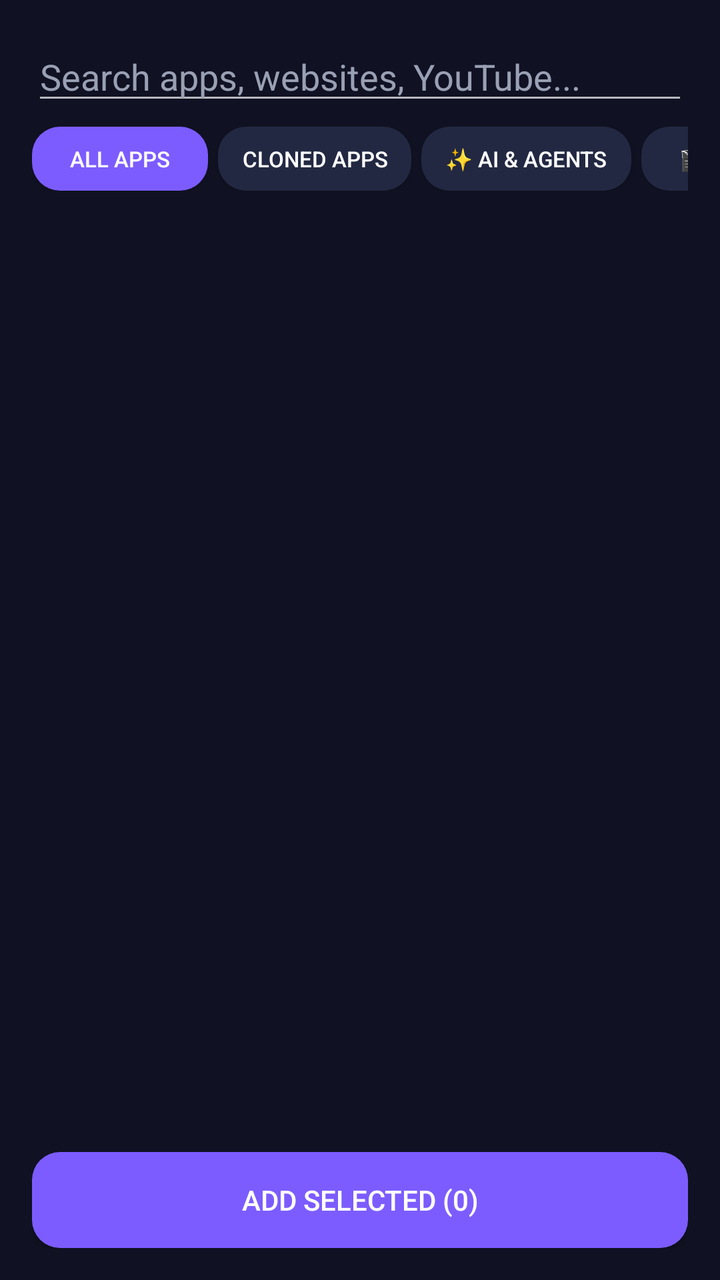
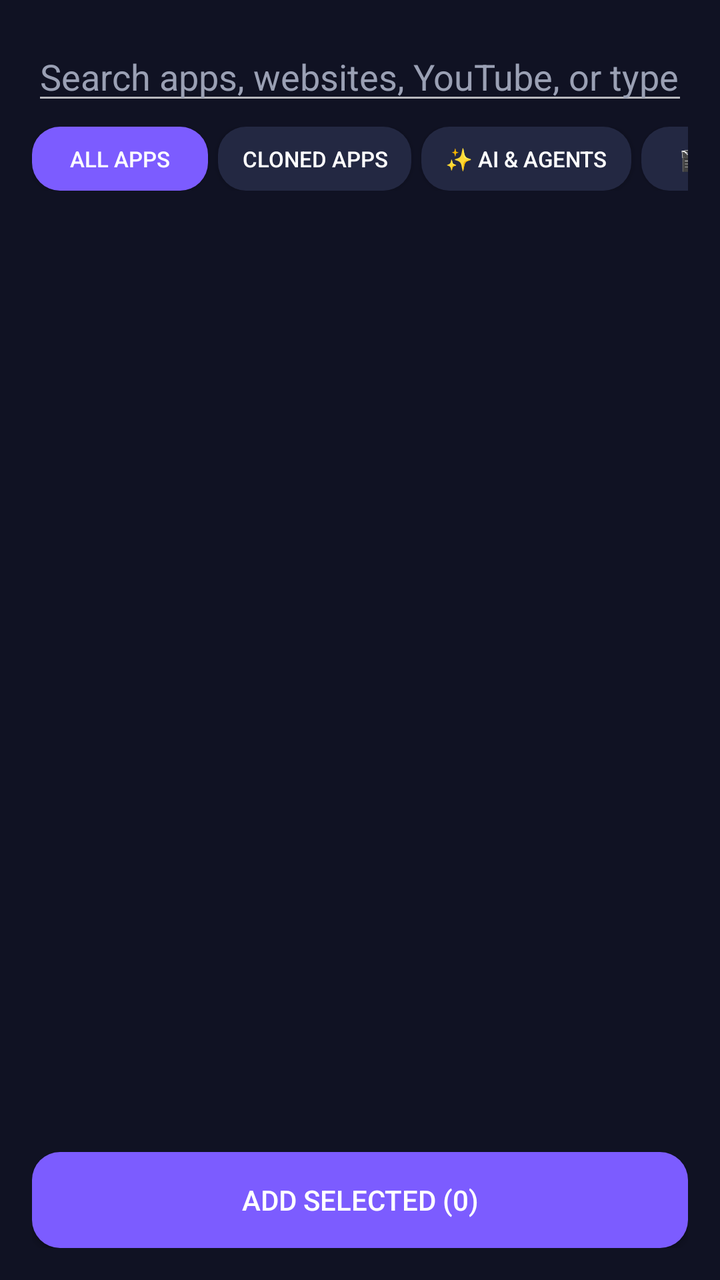

Compare the two renders of this Android layout. The source of the first and the diff that turns it into the second are given below.
<!-- AndroidManifest.xml: application theme android:Theme.Material.NoActionBar -->
<!-- res/layout/activity_app_picker.xml -->
<?xml version="1.0" encoding="utf-8"?>
<LinearLayout xmlns:android="http://schemas.android.com/apk/res/android"
    android:layout_width="match_parent"
    android:layout_height="match_parent"
    android:orientation="vertical"
    android:background="#101223"
    android:padding="16dp">

    <EditText
        android:id="@+id/search"
        android:layout_width="match_parent"
        android:layout_height="wrap_content"
        android:hint="Search apps, websites, YouTube..."
        android:textColorHint="#9AA0B4"
        android:textColor="#FFFFFF"
        android:inputType="text" />

    
    <HorizontalScrollView
        android:layout_width="match_parent"
        android:layout_height="wrap_content"
        android:scrollbars="none"
        android:paddingTop="6dp"
        android:paddingBottom="6dp">

        <LinearLayout
            android:id="@+id/category_chips"
            android:layout_width="wrap_content"
            android:layout_height="wrap_content"
            android:orientation="horizontal">

            <Button android:id="@+id/chip_all" android:layout_width="wrap_content" android:layout_height="32dp" android:background="@drawable/btn_accent" android:text="All Apps" android:textSize="11sp" android:textColor="#FFFFFF" android:paddingStart="12dp" android:paddingEnd="12dp" android:layout_marginEnd="5dp" />
            <Button android:id="@+id/chip_clones" android:layout_width="wrap_content" android:layout_height="32dp" android:background="@drawable/btn_ghost" android:text="Cloned Apps" android:textSize="11sp" android:textColor="#FFFFFF" android:paddingStart="12dp" android:paddingEnd="12dp" android:layout_marginEnd="5dp" />
            <Button android:id="@+id/chip_ai" android:layout_width="wrap_content" android:layout_height="32dp" android:background="@drawable/btn_ghost" android:text="✨ AI &amp; Agents" android:textSize="11sp" android:textColor="#FFFFFF" android:paddingStart="12dp" android:paddingEnd="12dp" android:layout_marginEnd="5dp" />
            <Button android:id="@+id/chip_media" android:layout_width="wrap_content" android:layout_height="32dp" android:background="@drawable/btn_ghost" android:text="🎬 Media" android:textSize="11sp" android:textColor="#FFFFFF" android:paddingStart="12dp" android:paddingEnd="12dp" android:layout_marginEnd="5dp" />
            <Button android:id="@+id/chip_tools" android:layout_width="wrap_content" android:layout_height="32dp" android:background="@drawable/btn_ghost" android:text="🛠️ Tools" android:textSize="11sp" android:textColor="#FFFFFF" android:paddingStart="12dp" android:paddingEnd="12dp" android:layout_marginEnd="5dp" />
            <Button android:id="@+id/chip_social" android:layout_width="wrap_content" android:layout_height="32dp" android:background="@drawable/btn_ghost" android:text="💬 Social" android:textSize="11sp" android:textColor="#FFFFFF" android:paddingStart="12dp" android:paddingEnd="12dp" android:layout_marginEnd="5dp" />
            <Button android:id="@+id/chip_system" android:layout_width="wrap_content" android:layout_height="32dp" android:background="@drawable/btn_ghost" android:text="⚙️ System" android:textSize="11sp" android:textColor="#FFFFFF" android:paddingStart="12dp" android:paddingEnd="12dp" />
        </LinearLayout>
    </HorizontalScrollView>

    
    <HorizontalScrollView
        android:id="@+id/scroll_search_actions"
        android:layout_width="match_parent"
        android:layout_height="wrap_content"
        android:scrollbars="none"
        android:paddingTop="2dp"
        android:paddingBottom="6dp"
        android:visibility="gone">

        <LinearLayout
            android:layout_width="wrap_content"
            android:layout_height="wrap_content"
            android:orientation="horizontal">

            <Button android:id="@+id/btn_search_google" android:layout_width="wrap_content" android:layout_height="34dp" android:background="@drawable/btn_ghost" android:text="🔍 Google" android:textSize="11sp" android:textColor="#FFFFFF" android:layout_marginEnd="6dp" android:paddingStart="12dp" android:paddingEnd="12dp" />
            <Button android:id="@+id/btn_search_youtube" android:layout_width="wrap_content" android:layout_height="34dp" android:background="@drawable/btn_ghost" android:text="▶️ YouTube" android:textSize="11sp" android:textColor="#FFFFFF" android:layout_marginEnd="6dp" android:paddingStart="12dp" android:paddingEnd="12dp" />
            <Button android:id="@+id/btn_search_play" android:layout_width="wrap_content" android:layout_height="34dp" android:background="@drawable/btn_ghost" android:text="🛍️ Play Store" android:textSize="11sp" android:textColor="#FFFFFF" android:layout_marginEnd="6dp" android:paddingStart="12dp" android:paddingEnd="12dp" />
            <Button android:id="@+id/btn_search_web" android:layout_width="wrap_content" android:layout_height="34dp" android:background="@drawable/btn_accent" android:text="🌐 Open Web App" android:textSize="11sp" android:textColor="#FFFFFF" android:paddingStart="12dp" android:paddingEnd="12dp" />
        </LinearLayout>
    </HorizontalScrollView>

    <ListView
        android:id="@+id/app_list"
        android:layout_width="match_parent"
        android:layout_height="0dp"
        android:layout_weight="1"
        android:divider="@null"
        android:dividerHeight="8dp" />

    <Button
        android:id="@+id/btn_add_selected"
        android:layout_width="match_parent"
        android:layout_height="wrap_content"
        android:layout_marginTop="8dp"
        android:background="@drawable/btn_accent"
        android:text="Add selected (0)"
        android:textColor="#FFFFFF" />
</LinearLayout>
<!-- resources referenced by this layout -->
<resources>
  <!-- drawable btn_accent (drawable) -->
  <?xml version="1.0" encoding="utf-8"?>
  <shape xmlns:android="http://schemas.android.com/apk/res/android"
      android:shape="rectangle">
      <corners android:radius="14dp" />
      <solid android:color="#FF7C5CFF" />
  </shape>
  <!-- drawable btn_ghost (drawable) -->
  <?xml version="1.0" encoding="utf-8"?>
  <shape xmlns:android="http://schemas.android.com/apk/res/android"
      android:shape="rectangle">
      <corners android:radius="14dp" />
      <solid android:color="#FF232842" />
  </shape>
</resources>

<!-- the commit's change to res/layout/activity_app_picker.xml (unified diff, before → after) -->
@@ -10,7 +10,7 @@
         android:id="@+id/search"
         android:layout_width="match_parent"
         android:layout_height="wrap_content"
-        android:hint="Search apps, websites, YouTube..."
+        android:hint="Search apps, websites, YouTube, or type math..."
         android:textColorHint="#9AA0B4"
         android:textColor="#FFFFFF"
         android:inputType="text" />
@@ -40,6 +40,111 @@
     </HorizontalScrollView>
 
     
+    <LinearLayout
+        android:id="@+id/card_calculator"
+        android:layout_width="match_parent"
+        android:layout_height="wrap_content"
+        android:orientation="horizontal"
+        android:gravity="center_vertical"
+        android:background="@drawable/dock_card"
+        android:padding="12dp"
+        android:layout_marginBottom="8dp"
+        android:visibility="gone">
+
+        <TextView
+            android:layout_width="wrap_content"
+            android:layout_height="wrap_content"
+            android:text="🧮"
+            android:textSize="22sp"
+            android:layout_marginEnd="10dp" />
+
+        <LinearLayout
+            android:layout_width="0dp"
+            android:layout_height="wrap_content"
+            android:layout_weight="1"
+            android:orientation="vertical">
+
+            <TextView
+                android:id="@+id/text_calc_expr"
+                android:layout_width="wrap_content"
+                android:layout_height="wrap_content"
+                android:text="45 * 12"
+                android:textColor="#A0A8C0"
+                android:textSize="12sp" />
+
+            <TextView
+                android:id="@+id/text_calc_result"
+                android:layout_width="wrap_content"
+                android:layout_height="wrap_content"
+                android:text="= 540"
+                android:textColor="#55E6A5"
+                android:textSize="20sp"
+                android:textStyle="bold" />
+        </LinearLayout>
+
+        <Button
+            android:id="@+id/btn_calc_copy"
+            android:layout_width="wrap_content"
+            android:layout_height="32dp"
+            android:background="@drawable/btn_accent"
+            android:text="Copy"
+            android:textColor="#FFFFFF"
+            android:textSize="11sp"
+            android:paddingStart="10dp"
+            android:paddingEnd="10dp" />
+    </LinearLayout>
+
+    
+    <LinearLayout
+        android:id="@+id/card_quick_setting"
+        android:layout_width="match_parent"
+        android:layout_height="wrap_content"
+        android:orientation="horizontal"
+        android:gravity="center_vertical"
+        android:background="@drawable/dock_card"
+        android:padding="12dp"
+        android:layout_marginBottom="8dp"
+        android:visibility="gone">
+
+        <TextView
+            android:id="@+id/text_setting_icon"
+            android:layout_width="wrap_content"
+            android:layout_height="wrap_content"
+            android:text="⚙️"
+            android:textSize="22sp"
+            android:layout_marginEnd="10dp" />
+
+        <LinearLayout
+            android:layout_width="0dp"
+            android:layout_height="wrap_content"
+            android:layout_weight="1"
+            android:orientation="vertical">
+
+            <TextView
+                android:id="@+id/text_setting_title"
+                android:layout_width="wrap_content"
+                android:layout_height="wrap_content"
+                android:text="Wi-Fi Settings"
+                android:textColor="#FFFFFF"
+                android:textSize="15sp"
+                android:textStyle="bold" />
+
+            <TextView
+                android:layout_width="wrap_content"
+                android:layout_height="wrap_content"
+                android:text="Tap to open device setting directly"
+                android:textColor="#8899AA"
+                android:textSize="11sp" />
+        </LinearLayout>
+
+        <TextView
+            android:layout_width="wrap_content"
+            android:layout_height="wrap_content"
+            android:text="➡️"
+            android:textSize="16sp" />
+    </LinearLayout>
+
+    
     <HorizontalScrollView
         android:id="@+id/scroll_search_actions"
         android:layout_width="match_parent"
@@ -61,13 +166,45 @@
         </LinearLayout>
     </HorizontalScrollView>
 
-    <ListView
-        android:id="@+id/app_list"
+    
+    <RelativeLayout
         android:layout_width="match_parent"
         android:layout_height="0dp"
-        android:layout_weight="1"
-        android:divider="@null"
-        android:dividerHeight="8dp" />
+        android:layout_weight="1">
+
+        <ListView
+            android:id="@+id/app_list"
+            android:layout_width="match_parent"
+            android:layout_height="match_parent"
+            android:layout_alignParentStart="true"
+            android:layout_toStartOf="@+id/alphabet_scrubber"
+            android:divider="@null"
+            android:dividerHeight="8dp" />
+
+        
+        <LinearLayout
+            android:id="@+id/alphabet_scrubber"
+            android:layout_width="22dp"
+            android:layout_height="match_parent"
+            android:layout_alignParentEnd="true"
+            android:gravity="center"
+            android:orientation="vertical"
+            android:paddingTop="2dp"
+            android:paddingBottom="2dp" />
+
+        
+        <TextView
+            android:id="@+id/scrubber_bubble"
+            android:layout_width="68dp"
+            android:layout_height="68dp"
+            android:layout_centerInParent="true"
+            android:background="@drawable/dock_card"
+            android:gravity="center"
+            android:textColor="#FFFFFF"
+            android:textSize="32sp"
+            android:textStyle="bold"
+            android:visibility="gone" />
+    </RelativeLayout>
 
     <Button
         android:id="@+id/btn_add_selected"
<!-- resource entries referenced after the edit -->
@@ -14,5 +14,13 @@
       <corners android:radius="14dp" />
       <solid android:color="#FF232842" />
   </shape>
+  <!-- drawable dock_card (drawable) -->
+  <?xml version="1.0" encoding="utf-8"?>
+  <shape xmlns:android="http://schemas.android.com/apk/res/android"
+      android:shape="rectangle">
+      <corners android:radius="28dp" />
+      <solid android:color="#CC12141F" />
+      <stroke android:width="1dp" android:color="#22FFFFFF" />
+  </shape>
 </resources>
 
